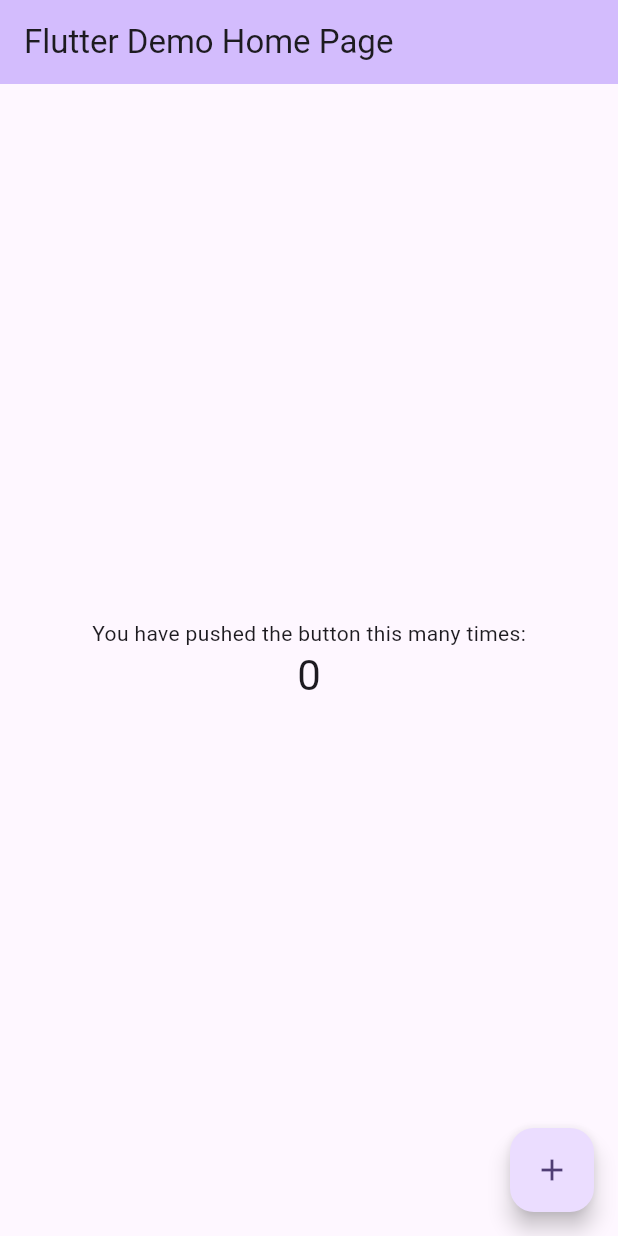
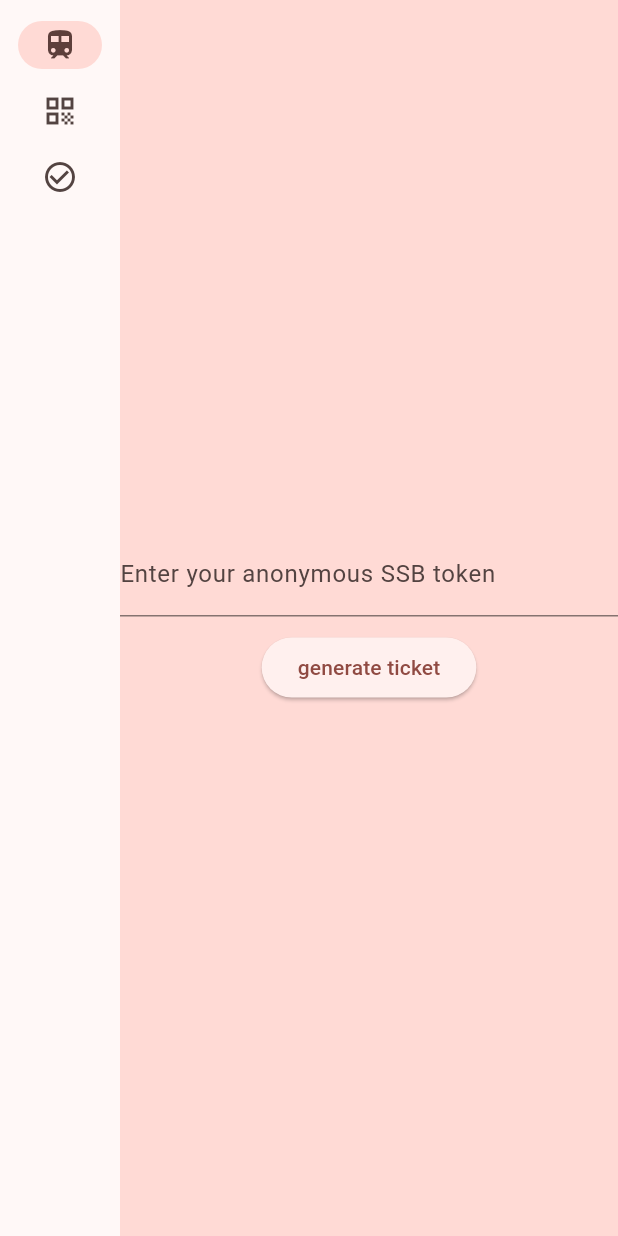
Before and after one commit to Laugenstulle/lauzhack25, a Flutter app: the screen it shows after launch, on a phone screen of 412 x 824 dp. Run offline on Flutter 3.47's test engine with Material 3 defaults, Android fonts, the phone set to English and light mode, and no system bars; our stand-ins replace qr_flutter.

Commit message:
basic ui

```diff
--- a/app/mistery_app/lib/main.dart
+++ b/app/mistery_app/lib/main.dart
@@ -1,122 +1,409 @@
+import 'package:english_words/english_words.dart';
 import 'package:flutter/material.dart';
+import 'package:provider/provider.dart';
+import 'package:crypto/crypto.dart';
+import 'dart:math';
+import 'dart:convert';
+import 'package:intl/intl.dart';
+import 'package:qr_flutter/qr_flutter.dart';
+
 
 void main() {
-  runApp(const MyApp());
+  runApp(MyApp());
 }
 
 class MyApp extends StatelessWidget {
   const MyApp({super.key});
 
-  // This widget is the root of your application.
   @override
   Widget build(BuildContext context) {
-    return MaterialApp(
-      title: 'Flutter Demo',
-      theme: ThemeData(
-        // This is the theme of your application.
-        //
-        // TRY THIS: Try running your application with "flutter run". You'll see
-        // the application has a purple toolbar. Then, without quitting the app,
-        // try changing the seedColor in the colorScheme below to Colors.green
-        // and then invoke "hot reload" (save your changes or press the "hot
-        // reload" button in a Flutter-supported IDE, or press "r" if you used
-        // the command line to start the app).
-        //
-        // Notice that the counter didn't reset back to zero; the application
-        // state is not lost during the reload. To reset the state, use hot
-        // restart instead.
-        //
-        // This works for code too, not just values: Most code changes can be
-        // tested with just a hot reload.
-        colorScheme: .fromSeed(seedColor: Colors.deepPurple),
+    return ChangeNotifierProvider(
+      create: (context) => MyAppState(),
+      child: MaterialApp(
+        title: 'Namer App',
+        theme: ThemeData(
+          colorScheme: ColorScheme.fromSeed(seedColor: Colors.red),
+        ),
+        debugShowCheckedModeBanner: false,
+        home: MyHomePage(),
       ),
-      home: const MyHomePage(title: 'Flutter Demo Home Page'),
     );
   }
 }
 
+
+
+class MyAppState extends ChangeNotifier {
+
+  var tickets = <Ticket>{};
+
+  void generateTicket(String token) {
+    var nonce = Random.secure().toString();
+    var bytes = utf8.encode(token + nonce);
+    var ticketId = sha256.convert(bytes).toString();
+    Ticket ticket = callTicketGenerationServer(ticketId);
+    tickets.add(ticket);
+
+    notifyListeners();
+
+  }
+}
+
+Ticket callTicketGenerationServer(String ticketId) {
+  return new Ticket(
+      ticketId: ticketId,
+      validFrom: DateTime.fromMillisecondsSinceEpoch(0),
+      validUntil: DateTime.now(),
+      start: 'Karlsruhe Hbf',
+      destination: 'Renens VD',
+      price: 42,
+  );
+}
+
+class Ticket {
+  // Data fields
+  final String ticketId;
+  final DateTime validFrom;
+  final DateTime validUntil;
+  final String start;
+  final String destination;
+  final double price;
+
+
+  // Constructor
+  Ticket({
+    required this.ticketId,
+    required this.validFrom,
+    required this.validUntil,
+    required this.start,
+    required this.destination,
+    required this.price,
+  });
+
+  @override
+  String toString() {
+    final DateFormat formatter = DateFormat('dd.MM.yy');
+    return "${formatter.format(validFrom)} - ${formatter.format(validUntil)}" +
+        "\n$start\n    to\n $destination";
+  }
+
+  String toData() {
+    return "$ticketId$validFrom$validUntil$start$destination";
+  }
+}
+
 class MyHomePage extends StatefulWidget {
-  const MyHomePage({super.key, required this.title});
-
-  // This widget is the home page of your application. It is stateful, meaning
-  // that it has a State object (defined below) that contains fields that affect
-  // how it looks.
-
-  // This class is the configuration for the state. It holds the values (in this
-  // case the title) provided by the parent (in this case the App widget) and
-  // used by the build method of the State. Fields in a Widget subclass are
-  // always marked "final".
-
-  final String title;
-
   @override
   State<MyHomePage> createState() => _MyHomePageState();
 }
 
 class _MyHomePageState extends State<MyHomePage> {
-  int _counter = 0;
 
-  void _incrementCounter() {
-    setState(() {
-      // This call to setState tells the Flutter framework that something has
-      // changed in this State, which causes it to rerun the build method below
-      // so that the display can reflect the updated values. If we changed
-      // _counter without calling setState(), then the build method would not be
-      // called again, and so nothing would appear to happen.
-      _counter++;
-    });
+  var selectedIndex = 0;
+
+  @override
+  Widget build(BuildContext context) {
+
+    Widget page;
+    switch (selectedIndex) {
+      case 0:
+        page = TicketGenerator();
+        break;
+      case 1:
+        page = TicketViewer();
+        break;
+      case 2:
+        page = TicketDropdownScreen();
+        break;
+      default:
+        throw UnimplementedError('no widget for $selectedIndex');
+    }
+
+
+    return LayoutBuilder(
+        builder: (context, constraints) {
+          return Scaffold(
+            body: Row(
+              children: [
+                SafeArea(
+                  child: NavigationRail(
+                    extended: constraints.maxWidth >= 600,
+                    destinations: [
+                      NavigationRailDestination(
+                        icon: Icon(Icons.train),
+                        label: Text('Generate ticket'),
+                      ),
+                      NavigationRailDestination(
+                        icon: Icon(Icons.qr_code),
+                        label: Text('See Ticket'),
+                      ),
+                      NavigationRailDestination(
+                        icon: Icon(Icons.check_circle_outline),
+                        label: Text('Validate ticket'),
+                      ),
+                    ],
+                    selectedIndex: selectedIndex,
+                    onDestinationSelected: (value) {
+                      setState(() {
+                        selectedIndex = value;
+                      });
+                    },
+                  ),
+                ),
+                Expanded(
+                  child: Container(
+                    color: Theme.of(context).colorScheme.primaryContainer,
+                    child: page,
+                  ),
+                ),
+              ],
+            ),
+          );
+        }
+    );
+  }
+}
+
+class TicketGenerator extends StatelessWidget {
+  @override
+  Widget build(BuildContext context) {
+    var appState = context.watch<MyAppState>();
+    final myController = TextEditingController();
+
+    return Center(
+      child: Column(
+        mainAxisAlignment: MainAxisAlignment.center,
+        children: [
+          TextField(
+            controller: myController,
+            decoration: const InputDecoration(
+              border: UnderlineInputBorder(),
+              labelText: 'Enter your anonymous SSB token',
+
+            ),
+          ),
+          SizedBox(height: 10),
+          ElevatedButton(
+            onPressed: () {
+              showDialog(
+                context: context,
+                builder: (context) {
+                  appState.generateTicket(myController.text);
+                  return AlertDialog(
+                    content: Text('ticket generated!'),
+                  );
+                },
+              );
+            },
+            child: Text('generate ticket'),
+          ),
+        ],
+      ),
+    );
+  }
+}
+
+
+class TicketViewer extends StatelessWidget {
+  @override
+  Widget build(BuildContext context) {
+    var appState = context.watch<MyAppState>();
+
+    if (appState.tickets.isEmpty) {
+      return Center(
+        child: Text('No tickets yet.'),
+      );
+    }
+
+    return ListView(
+      children: [
+        Padding(
+          padding: const EdgeInsets.all(20),
+          child: Text('You have '
+              '${appState.tickets.length} tickets:'),
+        ),
+        for (var ticket in appState.tickets)
+          BigCard(ticket: ticket)
+      ],
+    );
+  }
+}
+
+class TicketChecker extends StatelessWidget {
+  @override
+  Widget build(BuildContext context) {
+    var appState = context.watch<MyAppState>();
+    var selectedTicket = 0;
+
+    if (appState.tickets.isEmpty) {
+      return Center(
+        child: Text('No tickets to check!'),
+      );
+    }
+
+    return ListView(
+      children: [
+        Padding(
+          padding: const EdgeInsets.all(20),
+          child: Text('TicketViewer')
+        ),
+      ],
+    );
+  }
+}
+
+class TicketDropdownScreen extends StatefulWidget {
+  @override
+  _TicketDropdownScreenState createState() => _TicketDropdownScreenState();
+}
+
+class _TicketDropdownScreenState extends State<TicketDropdownScreen> {
+
+
+  Ticket? selectedTicket;
+
+  @override
+  Widget build(BuildContext context) {
+    var appState = context.watch<MyAppState>();
+    var tickets = appState.tickets;
+
+    if (appState.tickets.isEmpty) {
+      return Center(
+        child: Text('No tickets to check!'),
+      );
+    }
+
+    return Scaffold(
+      appBar: AppBar(
+        title: Text('Select a Ticket'),
+      ),
+      body: Padding(
+        padding: const EdgeInsets.all(16.0),
+        child: Column(
+          mainAxisAlignment: MainAxisAlignment.center,
+          children: [
+            Text('Select a Ticket'),
+            DropdownButton<Ticket>(
+              hint: Text('Select a Ticket'),
+              value: selectedTicket,
+              onChanged: (Ticket? newValue) {
+                setState(() {
+                  selectedTicket = newValue;
+                });
+              },
+              items: tickets.map<DropdownMenuItem<Ticket>>((Ticket ticket) {
+                return DropdownMenuItem<Ticket>(
+                  value: ticket,
+                  child: Text(ticket.start),
+                );
+              }).toList(),
+            ),
+            SizedBox(height: 20),
+            if (selectedTicket != null)
+              Column(
+                children: [
+                  BigCard(ticket: selectedTicket!,)
+                ],
+              ),
+          ],
+        ),
+      ),
+    );
+  }
+}
+
+
+// Define a custom Form widget.
+class MyCustomForm extends StatefulWidget {
+  const MyCustomForm({super.key});
+
+  @override
+  State<MyCustomForm> createState() => _MyCustomFormState();
+}
+
+// Define a corresponding State class.
+// This class holds the data related to the Form.
+class _MyCustomFormState extends State<MyCustomForm> {
+  // Create a text controller and use it to retrieve the current value
+  // of the TextField.
+  final myController = TextEditingController();
+
+  @override
+  void dispose() {
+    // Clean up the controller when the widget is disposed.
+    myController.dispose();
+    super.dispose();
   }
 
   @override
   Widget build(BuildContext context) {
-    // This method is rerun every time setState is called, for instance as done
-    // by the _incrementCounter method above.
-    //
-    // The Flutter framework has been optimized to make rerunning build methods
-    // fast, so that you can just rebuild anything that needs updating rather
-    // than having to individually change instances of widgets.
     return Scaffold(
-      appBar: AppBar(
-        // TRY THIS: Try changing the color here to a specific color (to
-        // Colors.amber, perhaps?) and trigger a hot reload to see the AppBar
-        // change color while the other colors stay the same.
-        backgroundColor: Theme.of(context).colorScheme.inversePrimary,
-        // Here we take the value from the MyHomePage object that was created by
-        // the App.build method, and use it to set our appbar title.
-        title: Text(widget.title),
+      appBar: AppBar(title: const Text('Retrieve Text Input')),
+      body: Padding(
+        padding: const EdgeInsets.all(16),
+        child: TextField(controller: myController),
       ),
-      body: Center(
-        // Center is a layout widget. It takes a single child and positions it
-        // in the middle of the parent.
-        child: Column(
-          // Column is also a layout widget. It takes a list of children and
-          // arranges them vertically. By default, it sizes itself to fit its
-          // children horizontally, and tries to be as tall as its parent.
-          //
-          // Column has various properties to control how it sizes itself and
-          // how it positions its children. Here we use mainAxisAlignment to
-          // center the children vertically; the main axis here is the vertical
-          // axis because Columns are vertical (the cross axis would be
-          // horizontal).
-          //
-          // TRY THIS: Invoke "debug painting" (choose the "Toggle Debug Paint"
-          // action in the IDE, or press "p" in the console), to see the
-          // wireframe for each widget.
-          mainAxisAlignment: .center,
+      floatingActionButton: FloatingActionButton(
+        // When the user presses the button, show an alert dialog containing
+        // the text that the user has entered into the text field.
+        onPressed: () {
+          showDialog(
+            context: context,
+            builder: (context) {
+              return AlertDialog(
+                // Retrieve the text the that user has entered by using the
+                // TextEditingController.
+                content: Text(myController.text),
+              );
+            },
+          );
+        },
+        tooltip: 'Show me the value!',
+        child: const Icon(Icons.text_fields),
+      ),
+    );
+  }
+}
+
+
+
+class BigCard extends StatelessWidget {
+  const BigCard({
+    super.key,
+    required this.ticket,
+  });
+
+  final Ticket ticket;
+
+  @override
+  Widget build(BuildContext context) {
+    final theme = Theme.of(context);
+    final style = theme.textTheme.bodyMedium!.copyWith(
+      color:  theme.colorScheme.onPrimary,
+    );
+
+    return Card (
+      color: theme.colorScheme.primary,
+      child: Padding(
+        padding: const EdgeInsets.all(20),
+        child: Row(
           children: [
-            const Text('You have pushed the button this many times:'),
+            Expanded(
+              child: QrImageView(
+                data: ticket.toData(),
+                padding: EdgeInsets.all(5.0),
+                version: QrVersions.auto,
+                backgroundColor: Colors.white,
+              ),
+            ),
+            SizedBox(width: 10,),
             Text(
-              '$_counter',
-              style: Theme.of(context).textTheme.headlineMedium,
+              ticket.toString(),
+              style: style,
             ),
           ],
         ),
       ),
-      floatingActionButton: FloatingActionButton(
-        onPressed: _incrementCounter,
-        tooltip: 'Increment',
-        child: const Icon(Icons.add),
-      ),
     );
   }
 }
--- a/app/mistery_app/pubspec.yaml
+++ b/app/mistery_app/pubspec.yaml
@@ -38,6 +38,12 @@ dependencies:
 dev_dependencies:
   flutter_test:
     sdk: flutter
+  english_words: ^4.0.0
+  provider: ^6.1.5
+  crypto: any
+  intl: any
+  qr_flutter: ^4.1.0
+
 
   # The "flutter_lints" package below contains a set of recommended lints to
   # encourage good coding practices. The lint set provided by the package is
```
